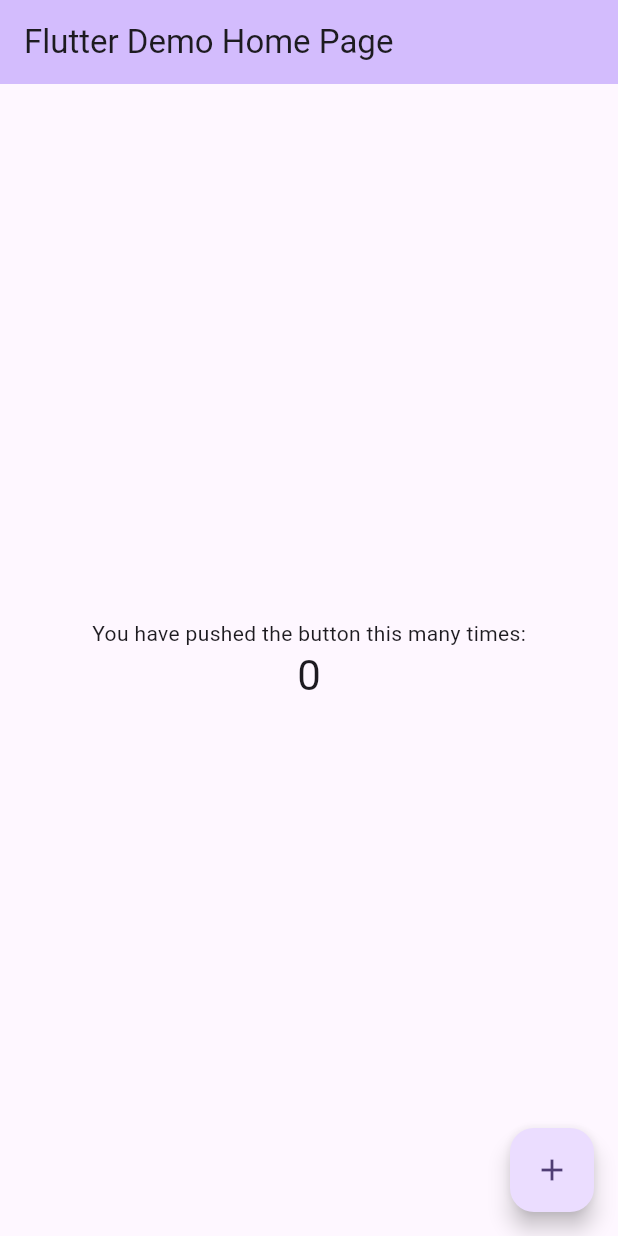
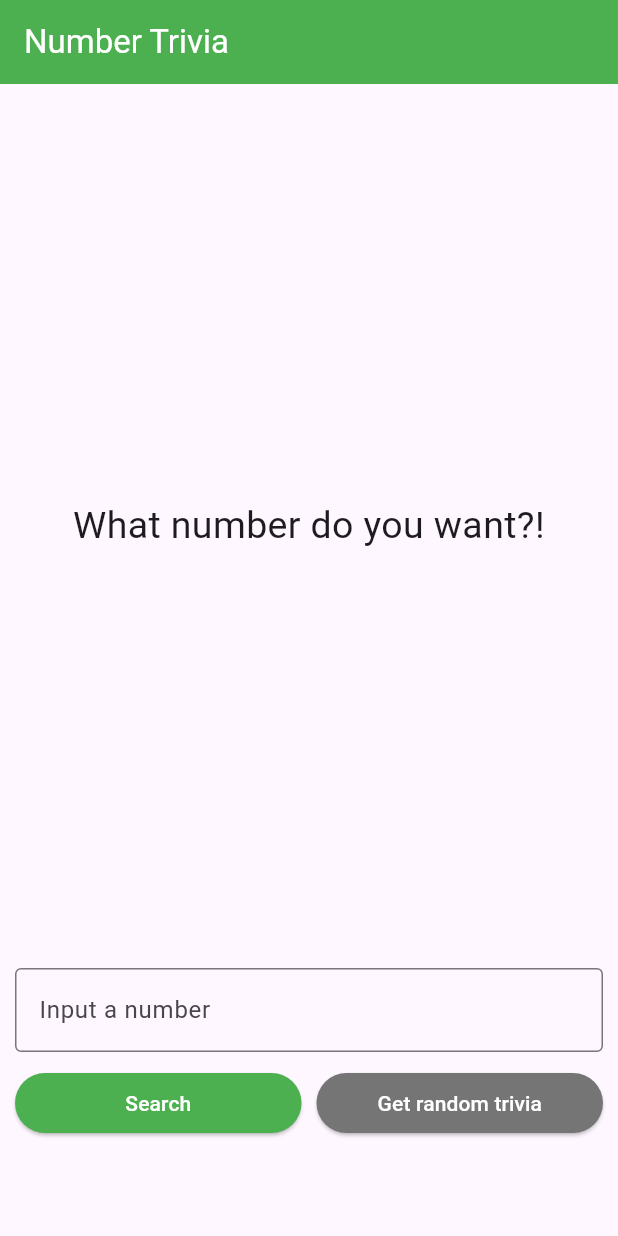
Before and after one commit to wdoganowski/number_trivia, a Flutter app: the screen it shows after launch, on a phone screen of 412 x 824 dp. Run offline on Flutter 3.47's test engine with Material 3 defaults, Android fonts, the phone set to English and light mode, and no system bars; our stand-ins replace dartz, equatable, flutter_bloc, get_it, internet_connection_checker_plus, shared_preferences.

Commit message:
Fonal version

```diff
--- /dev/null
+++ b/devtools_options.yaml
@@ -0,0 +1,3 @@
+description: This file stores settings for Dart & Flutter DevTools.
+documentation: https://docs.flutter.dev/tools/devtools/extensions#configure-extension-enablement-states
+extensions:
--- a/lib/core/network/network_info.dart
+++ b/lib/core/network/network_info.dart
@@ -1,18 +1,19 @@
 // ignore_for_file: public_member_api_docs, sort_constructors_first
-import 'package:data_connection_checker_nulls/data_connection_checker_nulls.dart';
+
+import 'package:internet_connection_checker_plus/internet_connection_checker_plus.dart';
 
 abstract class NetworkInfo {
   Future<bool> get isConnected;
 }
 
 class NetworkInfoImpl implements NetworkInfo {
-  DataConnectionChecker connectionChecker;
+  InternetConnection connectionChecker;
 
   NetworkInfoImpl({
     required this.connectionChecker,
   });
 
   @override
-  Future<bool> get isConnected => connectionChecker.hasConnection;
+  Future<bool> get isConnected => connectionChecker.hasInternetAccess;
 
 }
--- a/lib/features/number_trivia/domain/entities/number_trivia.dart
+++ b/lib/features/number_trivia/domain/entities/number_trivia.dart
@@ -1,8 +1,8 @@
 import 'package:equatable/equatable.dart';
 
 class NumberTrivia extends Equatable{
+  final int number;
   final String text;
-  final int number;
 
   const NumberTrivia({
     required this.number,
@@ -10,5 +10,5 @@ class NumberTrivia extends Equatable{
   });
 
   @override
-  List<Object?> get props => [text, number];
+  List<Object?> get props => [number, text];
 }
--- a/lib/features/number_trivia/presentation/bloc/number_trivia_bloc.dart
+++ b/lib/features/number_trivia/presentation/bloc/number_trivia_bloc.dart
@@ -25,21 +25,19 @@ class NumberTriviaBloc extends Bloc<NumberTriviaEvent, NumberTriviaState> {
   final InputConverter inputConverter;
 
   NumberTriviaBloc(super.initialState,
-      {required GetConcreteNumberTrivia concrete,
-      required GetRandomNumberTrivia random,
-      required this.inputConverter})
-      : getConcreteNumberTrivia = concrete,
-        getRandomNumberTrivia = random {
+      {required this.getConcreteNumberTrivia,
+      required this.getRandomNumberTrivia,
+      required this.inputConverter}) {
     on<GetTriviaForConcreteNumber>((event, emit) async {
       final inputEither =
           inputConverter.stringToUnsignedInteger(event.numberString);
-      inputEither.fold(
-          (failure) =>
+      await inputEither.fold(
+          (failure) async =>
               emit(const Error(message: INVALID_INPUT_FAILURE_MESSAGE)),
           (integer) async {
         emit(const Loading());
         final failureOrTrivia =
-            await getConcreteNumberTrivia.call(Params(number: integer));
+            await getConcreteNumberTrivia(Params(number: integer));
         emit(_eitherLoadedOrErrorState(failureOrTrivia));
       });
     });
@@ -54,7 +52,8 @@ class NumberTriviaBloc extends Bloc<NumberTriviaEvent, NumberTriviaState> {
   NumberTriviaState _eitherLoadedOrErrorState(Either<Failure, NumberTrivia> failureOrTrivia) {
     return failureOrTrivia.fold(
         (failure) => Error(message: _mapFailureToMessage(failure)),
-        (trivia) => Loaded(trivia: trivia));
+        (trivia) => Loaded(trivia: trivia)
+        );
   }
 
   String _mapFailureToMessage(Failure failure) {
--- /dev/null
+++ b/lib/features/number_trivia/presentation/pages/number_trivia_page.dart
@@ -0,0 +1,65 @@
+import 'package:flutter/material.dart';
+import 'package:flutter_bloc/flutter_bloc.dart';
+import 'package:number_trivia/features/number_trivia/presentation/bloc/number_trivia_bloc.dart';
+import 'package:number_trivia/features/number_trivia/presentation/widgets/trivia_control_state.dart';
+
+import '../../../../injection_container.dart';
+import '../widgets/loading_widget.dart';
+import '../widgets/message_widget.dart';
+import '../widgets/trivia_display_widget.dart';
+
+class NumberTriviaPage extends StatelessWidget {
+  const NumberTriviaPage({super.key});
+
+  @override
+  Widget build(BuildContext context) {
+    return Scaffold(
+        appBar: AppBar(
+          title: const Text('Number Trivia'),
+          backgroundColor: Colors.green,
+          foregroundColor: Colors.white,
+        ),
+        body: _buildBody(context));
+  }
+
+  BlocProvider<NumberTriviaBloc> _buildBody(BuildContext context) {
+    return BlocProvider(
+      create: (context) => sl<NumberTriviaBloc>(),
+      child: Center(
+        child: Padding(
+          padding: const EdgeInsets.all(10),
+          child: Column(
+            children: [
+              const SizedBox(height: 10),
+              // Top half
+              _topHalfPage(context),
+              const SizedBox(height: 20),
+              // Bottom half
+              TriviaControlState(context: context)
+            ],
+          ),
+        ),
+      ),
+    );
+  }
+
+  BlocBuilder<NumberTriviaBloc, NumberTriviaState> _topHalfPage(
+      BuildContext context) {
+    return BlocBuilder<NumberTriviaBloc, NumberTriviaState>(
+        builder: (context, state) {
+      if (state is Empty) {
+        return MessageDisplayWidget(
+            context: context, message: 'What number do you want?!');
+      } else if (state is Error) {
+        return MessageDisplayWidget(context: context, message: state.message);
+      } else if (state is Loading) {
+        return LoadingWidget(context: context);
+      } else if (state is Loaded) {
+        return TriviaDisplayWidget(
+            context: context, numberTrivia: state.trivia);
+      } else {
+        return MessageDisplayWidget(context: context, message: 'Unknown error');
+      }
+    });
+  }
+}
--- /dev/null
+++ b/lib/features/number_trivia/presentation/widgets/message_widget.dart
@@ -0,0 +1,28 @@
+import 'package:flutter/material.dart';
+
+class MessageDisplayWidget extends StatelessWidget {
+  const MessageDisplayWidget({
+    super.key,
+    required this.context,
+    required this.message,
+  });
+
+  final BuildContext context;
+  final String message;
+
+  @override
+  Widget build(BuildContext context) {
+    return SizedBox(
+      height: MediaQuery.of(context).size.height * 2 / 3,
+      child: Center(
+        child: SingleChildScrollView(
+          child: Text(
+            message,
+            style: const TextStyle(fontSize: 25),
+            textAlign: TextAlign.center,
+          ),
+        ),
+      ),
+    );
+  }
+}
--- /dev/null
+++ b/lib/features/number_trivia/presentation/widgets/trivia_control_state.dart
@@ -0,0 +1,70 @@
+
+import 'package:flutter/material.dart';
+import 'package:flutter_bloc/flutter_bloc.dart';
+import 'package:number_trivia/features/number_trivia/presentation/bloc/number_trivia_bloc.dart';
+
+class TriviaControlState extends StatefulWidget {
+  const TriviaControlState({
+    super.key,
+    required this.context,
+  });
+
+  final BuildContext context;
+
+  @override
+  State<TriviaControlState> createState() => _TriviaControlStateState();
+}
+
+class _TriviaControlStateState extends State<TriviaControlState> {
+  late String inputString;
+
+  @override
+  Widget build(BuildContext context) {
+    return Column(
+      children: [
+        // Text field
+        TextField(
+          keyboardType: TextInputType.number,
+          decoration: const InputDecoration(
+            border: OutlineInputBorder(),
+            hintText: 'Input a number',
+          ),
+          onChanged: (value) => inputString = value,
+        ),
+        const SizedBox(
+          height: 10,
+        ),
+        Row(
+          children: <Widget>[
+            Expanded(
+              child: ElevatedButton(
+                child: const Text('Search'),
+                onPressed: () => _dispatchConcrete(),
+              ),
+            ),
+            const SizedBox(
+              width: 10,
+            ),
+            Expanded(
+              child: ElevatedButton(
+                style: ElevatedButton.styleFrom(backgroundColor: Colors.grey.shade600),
+                onPressed: () => _dispatchRandom(),
+                child: const Text('Get random trivia'),
+              ),
+            )
+          ],
+        )
+      ],
+    );
+  }
+
+  void _dispatchConcrete() {
+    BlocProvider.of<NumberTriviaBloc>(context)
+      .add(GetTriviaForConcreteNumber(numberString: inputString));
+  }
+
+  void _dispatchRandom() {
+    BlocProvider.of<NumberTriviaBloc>(context)
+      .add(GetTriviaForRandomNumber());
+  }
+}
--- a/lib/main.dart
+++ b/lib/main.dart
@@ -1,4 +1,5 @@
 import 'package:flutter/material.dart';
+import 'package:number_trivia/features/number_trivia/presentation/pages/number_trivia_page.dart';
 import 'package:number_trivia/injection_container.dart';
 
 void main() async {
@@ -9,119 +10,20 @@ void main() async {
 class MyApp extends StatelessWidget {
   const MyApp({super.key});
 
-  // This widget is the root of your application.
   @override
   Widget build(BuildContext context) {
+    // final AppBarTheme appBarTheme =
     return MaterialApp(
-      title: 'Flutter Demo',
+      title: 'Number Trivia App',
       theme: ThemeData(
-        // This is the theme of your application.
-        //
-        // TRY THIS: Try running your application with "flutter run". You'll see
-        // the application has a purple toolbar. Then, without quitting the app,
-        // try changing the seedColor in the colorScheme below to Colors.green
-        // and then invoke "hot reload" (save your changes or press the "hot
-        // reload" button in a Flutter-supported IDE, or press "r" if you used
-        // the command line to start the app).
-        //
-        // Notice that the counter didn't reset back to zero; the application
-        // state is not lost during the reload. To reset the state, use hot
-        // restart instead.
-        //
-        // This works for code too, not just values: Most code changes can be
-        // tested with just a hot reload.
-        colorScheme: ColorScheme.fromSeed(seedColor: Colors.deepPurple),
-        useMaterial3: true,
+        elevatedButtonTheme: ElevatedButtonThemeData(
+          style: ElevatedButton.styleFrom(
+            foregroundColor: Colors.white,
+            backgroundColor: Colors.green,
+          ),
+        ),
       ),
-      home: const MyHomePage(title: 'Flutter Demo Home Page'),
+      home: const NumberTriviaPage(),
     );
   }
 }
-
-class MyHomePage extends StatefulWidget {
-  const MyHomePage({super.key, required this.title});
-
-  // This widget is the home page of your application. It is stateful, meaning
-  // that it has a State object (defined below) that contains fields that affect
-  // how it looks.
-
-  // This class is the configuration for the state. It holds the values (in this
-  // case the title) provided by the parent (in this case the App widget) and
-  // used by the build method of the State. Fields in a Widget subclass are
-  // always marked "final".
-
-  final String title;
-
-  @override
-  State<MyHomePage> createState() => _MyHomePageState();
-}
-
-class _MyHomePageState extends State<MyHomePage> {
-  int _counter = 0;
-
-  void _incrementCounter() {
-    setState(() {
-      // This call to setState tells the Flutter framework that something has
-      // changed in this State, which causes it to rerun the build method below
-      // so that the display can reflect the updated values. If we changed
-      // _counter without calling setState(), then the build method would not be
-      // called again, and so nothing would appear to happen.
-      _counter++;
-    });
-  }
-
-  @override
-  Widget build(BuildContext context) {
-    // This method is rerun every time setState is called, for instance as done
-    // by the _incrementCounter method above.
-    //
-    // The Flutter framework has been optimized to make rerunning build methods
-    // fast, so that you can just rebuild anything that needs updating rather
-    // than having to individually change instances of widgets.
-    return Scaffold(
-      appBar: AppBar(
-        // TRY THIS: Try changing the color here to a specific color (to
-        // Colors.amber, perhaps?) and trigger a hot reload to see the AppBar
-        // change color while the other colors stay the same.
-        backgroundColor: Theme.of(context).colorScheme.inversePrimary,
-        // Here we take the value from the MyHomePage object that was created by
-        // the App.build method, and use it to set our appbar title.
-        title: Text(widget.title),
-      ),
-      body: Center(
-        // Center is a layout widget. It takes a single child and positions it
-        // in the middle of the parent.
-        child: Column(
-          // Column is also a layout widget. It takes a list of children and
-          // arranges them vertically. By default, it sizes itself to fit its
-          // children horizontally, and tries to be as tall as its parent.
-          //
-          // Column has various properties to control how it sizes itself and
-          // how it positions its children. Here we use mainAxisAlignment to
-          // center the children vertically; the main axis here is the vertical
-          // axis because Columns are vertical (the cross axis would be
-          // horizontal).
-          //
-          // TRY THIS: Invoke "debug painting" (choose the "Toggle Debug Paint"
-          // action in the IDE, or press "p" in the console), to see the
-          // wireframe for each widget.
-          mainAxisAlignment: MainAxisAlignment.center,
-          children: <Widget>[
-            const Text(
-              'You have pushed the button this many times:',
-            ),
-            Text(
-              '$_counter',
-              style: Theme.of(context).textTheme.headlineMedium,
-            ),
-          ],
-        ),
-      ),
-      floatingActionButton: FloatingActionButton(
-        onPressed: _incrementCounter,
-        tooltip: 'Increment',
-        child: const Icon(Icons.add),
-      ), // This trailing comma makes auto-formatting nicer for build methods.
-    );
-  }
-}
--- a/pubspec.yaml
+++ b/pubspec.yaml
@@ -39,7 +39,7 @@ dependencies:
   # Functional programming thingies
   dartz: ^0.10.1
   # Remote API
-  data_connection_checker_nulls: ^0.0.2
+  internet_connection_checker_plus: ^2.5.1
   http: ^1.2.2
   # Local cache
   shared_preferences: ^2.3.1
```
Also changed, not shown: lib/features/number_trivia/data/datasources/number_trivia_remote_datasource.dart (+12 -3 lines), lib/features/number_trivia/data/repositories/number_trivia_repository_impl.dart (+2 -6 lines), lib/features/number_trivia/presentation/widgets/loading_widget.dart (added, +20 -0 lines), lib/features/number_trivia/presentation/widgets/trivia_display_widget.dart (added, +38 -0 lines), lib/injection_container.dart (+6 -5 lines), 4 other files.
